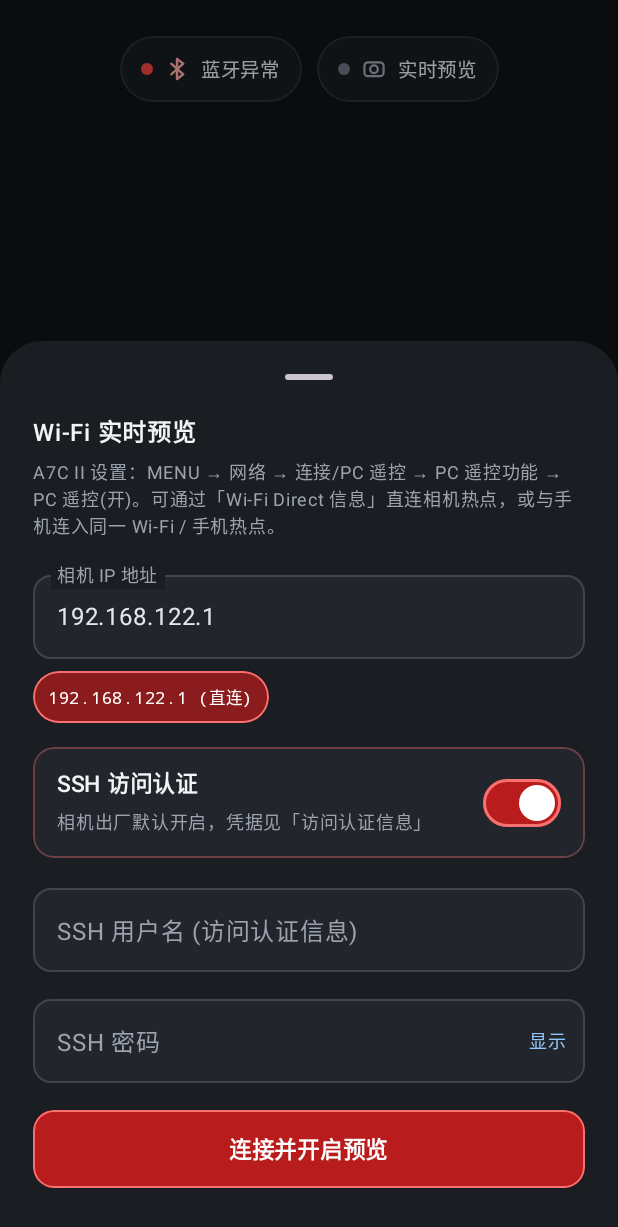
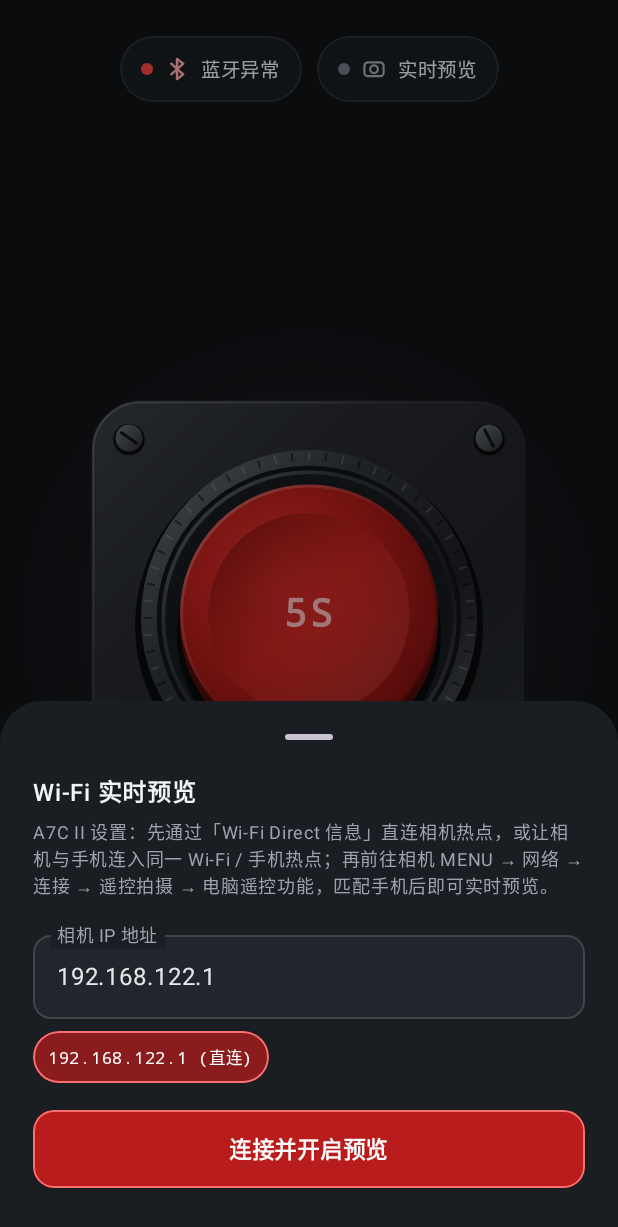
Before and after one commit to fwindpeak/SonyTimerShutter, an Android app built with Jetpack Compose: the screen it shows after launch (MainActivity), after a tap on "实时预览", on a phone screen of 412 x 824 dp. Shown: the top 1227 px of the screen. Run offline under Robolectric (Android 15) with nearby library versions, the phone set to English and light mode, and no system bars; libraries missing offline, so code that uses them is left out: com.jcraft.jsch; 2 other taps on this screen came first.

Commit message:
refactor: disable SSH connection mode and generalize remote shutter text for all Mi Bands

```diff
--- a/composeApp/src/androidMain/kotlin/com/sonytimer/shutter/android/AndroidRemoteShutterTrigger.kt
+++ b/composeApp/src/androidMain/kotlin/com/sonytimer/shutter/android/AndroidRemoteShutterTrigger.kt
@@ -15,7 +15,7 @@ import android.view.KeyEvent
 import com.sonytimer.shutter.android.RemoteShutterTriggerPolicy.KeyDecision
 
 /**
- * Android 端小米手环 9 Pro / 蓝牙遥控快门监听器。
+ * Android 端小米手环 / 蓝牙遥控快门监听器。
  *
  * 同时支持两条通路以兼顾不同手机系统（包含鸿蒙 HarmonyOS）：
  * 1. 前台 HID / 硬件按键拦截（音量 +/-、拍照键、外接 Enter、媒体键）；
--- a/composeApp/src/androidMain/kotlin/com/sonytimer/shutter/android/AndroidSonyLiveViewController.kt
+++ b/composeApp/src/androidMain/kotlin/com/sonytimer/shutter/android/AndroidSonyLiveViewController.kt
@@ -694,7 +694,7 @@ class AndroidSonyLiveViewController(
                 if (usedSsh) {
                     "相机拒绝 SSH (22) 连接，请确认已开启「PC 遥控」"
                 } else {
-                    "相机拒绝 15740 端口连接，请确认已开启「PC 遥控」且关闭「访问认证」"
+                    "相机拒绝 15740 端口连接，请确认已在相机「网络 → 连接 → 遥控拍摄 → 电脑遥控功能」中匹配手机"
                 }
             raw.contains("ETIMEDOUT", ignoreCase = true) || error is SocketTimeoutException ->
                 "连接相机超时，请检查相机 IP 与 Wi-Fi 连接"
--- a/composeApp/src/androidMain/kotlin/com/sonytimer/shutter/android/RemoteShutterTriggerPolicy.kt
+++ b/composeApp/src/androidMain/kotlin/com/sonytimer/shutter/android/RemoteShutterTriggerPolicy.kt
@@ -4,8 +4,8 @@ package com.sonytimer.shutter.android
  * 远程快门按键分类与防抖策略（纯 Kotlin 实现，不依赖 Android Framework 类以支持 JVM 单元测试）。
  *
  * 支持：
- * 1. 小米手环 9 Pro 遥控拍照 / 蓝牙自拍器发送的 HID 按键（音量 +/-、拍照键、外接 Enter）
- * 2. 小米手环 9 Pro 音乐控制发送的媒体键（播放/暂停、切歌、耳机线控）
+ * 1. 小米手环 遥控拍照 / 蓝牙自拍器发送的 HID 按键（音量 +/-、拍照键、外接 Enter）
+ * 2. 小米手环 音乐控制发送的媒体键（播放/暂停、切歌、耳机线控）
  */
 internal object RemoteShutterTriggerPolicy {
 
--- a/composeApp/src/commonMain/kotlin/com/sonytimer/shutter/controller/CameraLiveViewController.kt
+++ b/composeApp/src/commonMain/kotlin/com/sonytimer/shutter/controller/CameraLiveViewController.kt
@@ -6,7 +6,7 @@ import kotlinx.coroutines.flow.StateFlow
 
 data class WifiCameraConfig(
     val host: String = SonyPtpIpProtocol.DEFAULT_CAMERA_IP,
-    val useSsh: Boolean = true,
+    val useSsh: Boolean = false,
     val sshUsername: String = "",
     val sshPassword: String = ""
 )
--- a/composeApp/src/commonMain/kotlin/com/sonytimer/shutter/controller/FeedbackPlayer.kt
+++ b/composeApp/src/commonMain/kotlin/com/sonytimer/shutter/controller/FeedbackPlayer.kt
@@ -35,7 +35,7 @@ interface TimerPreferences {
     fun getWifiHost(defaultValue: String = "192.168.122.1"): String
     fun setWifiHost(host: String)
 
-    fun isWifiUseSsh(defaultValue: Boolean = true): Boolean
+    fun isWifiUseSsh(defaultValue: Boolean = false): Boolean
     fun setWifiUseSsh(useSsh: Boolean)
 
     fun getWifiSshUsername(defaultValue: String = ""): String
--- a/composeApp/src/commonMain/kotlin/com/sonytimer/shutter/controller/ShutterTimerViewModel.kt
+++ b/composeApp/src/commonMain/kotlin/com/sonytimer/shutter/controller/ShutterTimerViewModel.kt
@@ -120,7 +120,7 @@ class ShutterTimerViewModel(
     private val wifiConfigFlow = MutableStateFlow(
         WifiCameraConfig(
             host = preferences.getWifiHost(),
-            useSsh = preferences.isWifiUseSsh(),
+            useSsh = false,
             sshUsername = preferences.getWifiSshUsername(),
             sshPassword = preferences.getWifiSshPassword()
         )
@@ -265,7 +265,7 @@ class ShutterTimerViewModel(
     }
 
     /**
-     * 响应小米手环 9 Pro（蓝牙拍照 HID / 音乐控制）或蓝牙自拍器、音量键的远程快门触发。
+     * 响应小米手环（蓝牙拍照 HID / 音乐控制）或蓝牙自拍器、音量键的远程快门触发。
      */
     fun onRemoteShutterTrigger(sourceLabel: String = "手环/遥控") {
         if (!remoteTriggerEnabledFlow.value) return
--- a/composeApp/src/commonMain/kotlin/com/sonytimer/shutter/ui/TimerSettingsSheet.kt
+++ b/composeApp/src/commonMain/kotlin/com/sonytimer/shutter/ui/TimerSettingsSheet.kt
@@ -226,7 +226,7 @@ fun TimerSettingsSheet(
                         Spacer(modifier = Modifier.height(2.dp))
                         Text(
                             text = if (remoteTriggerEnabled) {
-                                "小米手环 9 Pro、蓝牙快门或音量键均可触发倒计时"
+                                "小米手环、蓝牙快门或音量键均可触发倒计时"
                             } else {
                                 "开启后支持小米手环、蓝牙自拍杆或音量键触发倒计时"
                             },
--- a/composeApp/src/commonMain/kotlin/com/sonytimer/shutter/ui/WifiPreviewSheet.kt
+++ b/composeApp/src/commonMain/kotlin/com/sonytimer/shutter/ui/WifiPreviewSheet.kt
@@ -1,10 +1,5 @@
 package com.sonytimer.shutter.ui
 
-import androidx.compose.animation.AnimatedVisibility
-import androidx.compose.animation.expandVertically
-import androidx.compose.animation.fadeIn
-import androidx.compose.animation.fadeOut
-import androidx.compose.animation.shrinkVertically
 import androidx.compose.foundation.background
 import androidx.compose.foundation.border
 import androidx.compose.foundation.clickable
@@ -16,7 +11,6 @@ import androidx.compose.foundation.layout.Spacer
 import androidx.compose.foundation.layout.fillMaxWidth
 import androidx.compose.foundation.layout.height
 import androidx.compose.foundation.layout.padding
-import androidx.compose.foundation.layout.width
 import androidx.compose.foundation.rememberScrollState
 import androidx.compose.foundation.shape.RoundedCornerShape
 import androidx.compose.foundation.text.KeyboardOptions
@@ -25,8 +19,6 @@ import androidx.compose.material3.ExperimentalMaterial3Api
 import androidx.compose.material3.ModalBottomSheet
 import androidx.compose.material3.OutlinedTextField
 import androidx.compose.material3.OutlinedTextFieldDefaults
-import androidx.compose.material3.Switch
-import androidx.compose.material3.SwitchDefaults
 import androidx.compose.material3.Text
 import androidx.compose.material3.rememberModalBottomSheetState
 import androidx.compose.runtime.Composable
@@ -41,8 +33,6 @@ import androidx.compose.ui.graphics.Color
 import androidx.compose.ui.text.font.FontFamily
 import androidx.compose.ui.text.font.FontWeight
 import androidx.compose.ui.text.input.KeyboardType
-import androidx.compose.ui.text.input.PasswordVisualTransformation
-import androidx.compose.ui.text.input.VisualTransformation
 import androidx.compose.ui.unit.dp
 import androidx.compose.ui.unit.sp
 import com.sonytimer.shutter.controller.LiveViewConnectionState
@@ -61,10 +51,6 @@ fun WifiPreviewSheet(
 ) {
     val sheetState = rememberModalBottomSheetState(skipPartiallyExpanded = true)
     var host by remember(initialConfig.host) { mutableStateOf(initialConfig.host) }
-    var useSsh by remember(initialConfig.useSsh) { mutableStateOf(initialConfig.useSsh) }
-    var sshUsername by remember(initialConfig.sshUsername) { mutableStateOf(initialConfig.sshUsername) }
-    var sshPassword by remember(initialConfig.sshPassword) { mutableStateOf(initialConfig.sshPassword) }
-    var showPassword by remember { mutableStateOf(false) }
 
     val isConnected = liveViewState is LiveViewConnectionState.Connected
     val isConnecting = liveViewState is LiveViewConnectionState.Connecting
@@ -121,8 +107,8 @@ fun WifiPreviewSheet(
 
             Spacer(modifier = Modifier.height(6.dp))
             Text(
-                text = "A7C II 设置：MENU → 网络 → 连接/PC 遥控 → PC 遥控功能 → PC 遥控(开)。" +
-                    "可通过「Wi-Fi Direct 信息」直连相机热点，或与手机连入同一 Wi-Fi / 手机热点。",
+                text = "A7C II 设置：先通过「Wi-Fi Direct 信息」直连相机热点，或让相机与手机连入同一 Wi-Fi / 手机热点；" +
+                    "再前往相机 MENU → 网络 → 连接 → 遥控拍摄 → 电脑遥控功能，匹配手机后即可实时预览。",
                 fontSize = 12.sp,
                 lineHeight = 18.sp,
                 color = Color(0xFF9CA3AF)
@@ -159,101 +145,6 @@ fun WifiPreviewSheet(
                         label = "网关 $detectedGatewayIp",
                         selected = host.trim() == detectedGatewayIp,
                         onClick = { host = detectedGatewayIp }
-                    )
-                }
-            }
-
-            Spacer(modifier = Modifier.height(16.dp))
-
-            // SSH 访问认证开关
-            Row(
-                modifier = Modifier
-                    .fillMaxWidth()
-                    .clip(RoundedCornerShape(14.dp))
-                    .background(Color(0xFF22262C))
-                    .border(
-                        width = 1.dp,
-                        color = if (useSsh) Color(0xFFF87171).copy(alpha = 0.35f) else Color.White.copy(alpha = 0.08f),
-                        shape = RoundedCornerShape(14.dp)
-                    )
-                    .clickable { useSsh = !useSsh }
-                    .padding(horizontal = 16.dp, vertical = 12.dp),
-                verticalAlignment = Alignment.CenterVertically,
-                horizontalArrangement = Arrangement.SpaceBetween
-            ) {
-                Column(modifier = Modifier.weight(1f)) {
-                    Text(
-                        text = "SSH 访问认证",
-                        fontSize = 15.sp,
-                        fontWeight = FontWeight.SemiBold,
-                        color = Color(0xFFF3F4F6)
-                    )
-                    Spacer(modifier = Modifier.height(2.dp))
-                    Text(
-                        text = if (useSsh) {
-                            "相机出厂默认开启，凭据见「访问认证信息」"
-                        } else {
-                            "免密直连 15740（需在相机「访问认证设置」设为关）"
-                        },
-                        fontSize = 12.sp,
-                        color = Color(0xFF9CA3AF)
-                    )
-                }
-                Spacer(modifier = Modifier.width(12.dp))
-                Switch(
-                    checked = useSsh,
-                    onCheckedChange = { useSsh = it },
-                    colors = SwitchDefaults.colors(
-                        checkedThumbColor = Color.White,
-                        checkedTrackColor = Color(0xFFB91C1C),
-                        checkedBorderColor = Color(0xFFF87171),
-                        uncheckedThumbColor = Color(0xFFD1D5DB),
-                        uncheckedTrackColor = Color(0xFF374151),
-                        uncheckedBorderColor = Color.White.copy(alpha = 0.14f)
-                    )
-                )
-            }
-
-            AnimatedVisibility(
-                visible = useSsh,
-                enter = expandVertically() + fadeIn(),
-                exit = shrinkVertically() + fadeOut()
-            ) {
-                Column(modifier = Modifier.fillMaxWidth()) {
-                    Spacer(modifier = Modifier.height(12.dp))
-                    OutlinedTextField(
-                        value = sshUsername,
-                        onValueChange = { sshUsername = it },
-                        label = { Text("SSH 用户名 (访问认证信息)") },
-                        singleLine = true,
-                        colors = textFieldColors,
-                        shape = RoundedCornerShape(12.dp),
-                        modifier = Modifier.fillMaxWidth()
-                    )
-                    Spacer(modifier = Modifier.height(10.dp))
-                    OutlinedTextField(
-                        value = sshPassword,
-                        onValueChange = { sshPassword = it },
-                        label = { Text("SSH 密码") },
-                        singleLine = true,
-                        visualTransformation = if (showPassword) {
-                            VisualTransformation.None
-                        } else {
-                            PasswordVisualTransformation()
-                        },
-                        trailingIcon = {
-                            Text(
-                                text = if (showPassword) "隐藏" else "显示",
-                                fontSize = 12.sp,
-                                color = Color(0xFF93C5FD),
-                                modifier = Modifier
-                                    .clickable { showPassword = !showPassword }
-                                    .padding(horizontal = 12.dp, vertical = 6.dp)
-                            )
-                        },
-                        colors = textFieldColors,
-                        shape = RoundedCornerShape(12.dp),
-                        modifier = Modifier.fillMaxWidth()
                     )
                 }
             }
@@ -302,9 +193,7 @@ fun WifiPreviewSheet(
                         onConnect(
                             WifiCameraConfig(
                                 host = host.trim(),
-                                useSsh = useSsh,
-                                sshUsername = sshUsername.trim(),
-                                sshPassword = sshPassword
+                                useSsh = false
                             )
                         )
                     }
```
